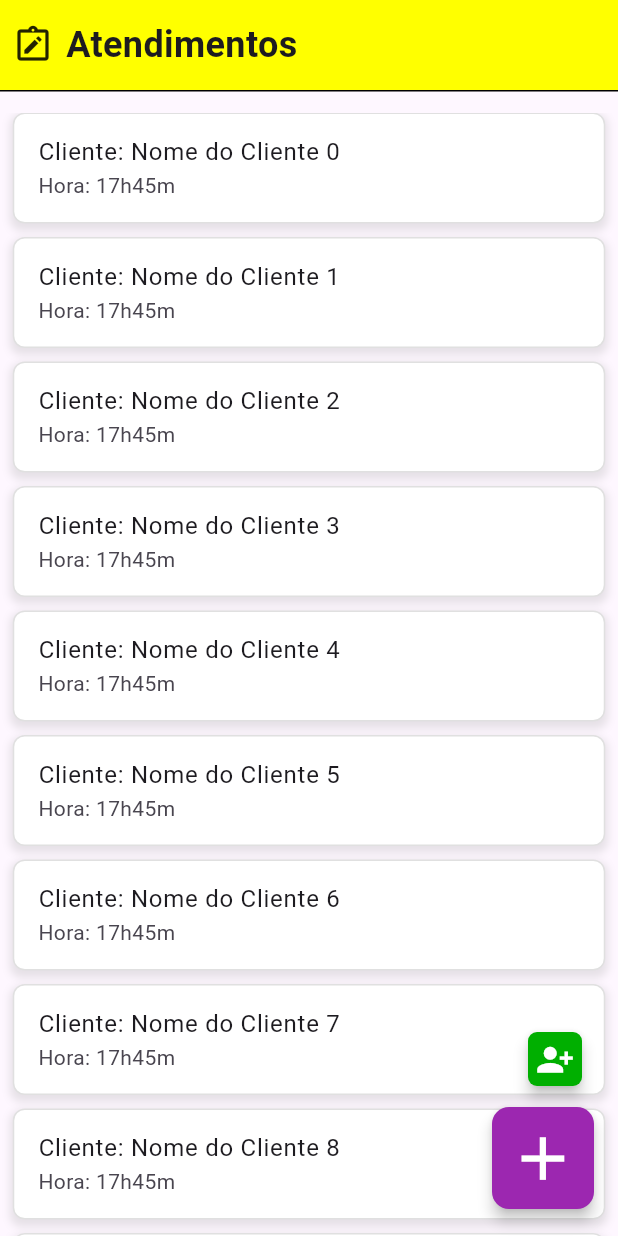
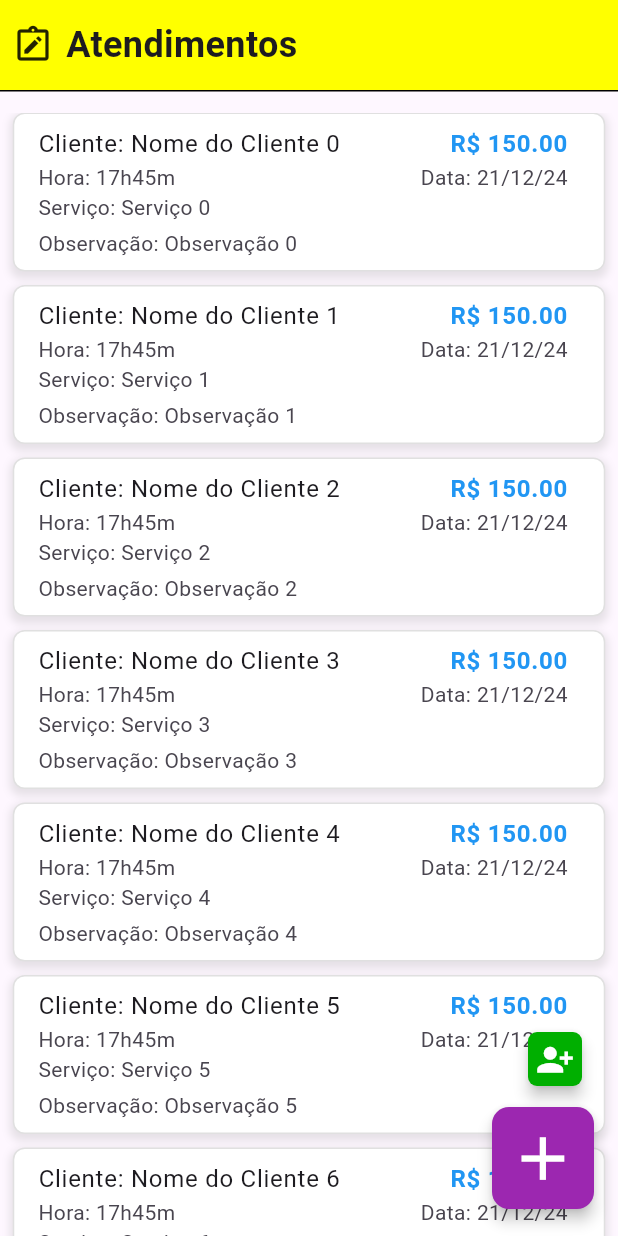
Before and after one commit to MatthewLacerda2/FixFlow, a Flutter app: the LogsScreen screen opened directly, on a phone screen of 412 x 824 dp. Run offline on Flutter 3.47's test engine with Material 3 defaults, Android fonts, the phone set to English and light mode, and no system bars; our stand-ins replace email_validator, font_awesome_flutter, introduction_screen; missing offline and left inert: snackbar.

Commit message:
logs list widget

```diff
--- /dev/null
+++ b/flow_app/lib/components/logs_list.dart
@@ -0,0 +1,80 @@
+import 'package:flutter/material.dart';
+
+class LogsList extends StatelessWidget {
+  final String clientName;
+  final double price;
+  final String hour;
+  final String date;
+  final String? service;
+  final String? observation;
+  final VoidCallback onTap;
+
+  const LogsList({
+    super.key,
+    required this.clientName,
+    required this.price,
+    required this.hour,
+    required this.date,
+    this.service,
+    this.observation,
+    required this.onTap,
+  });
+
+  @override
+  Widget build(BuildContext context) {
+    return Padding(
+      padding: const EdgeInsets.symmetric(horizontal: 8.5),
+      child: Container(
+        decoration: BoxDecoration(
+          color: Colors.white,
+          borderRadius: BorderRadius.circular(8),
+          border: Border.all(color: Colors.grey.shade300),
+          boxShadow: <BoxShadow>[
+            BoxShadow(
+              color: Colors.grey.withOpacity(0.25),
+              spreadRadius: 1.5,
+              blurRadius: 4,
+              offset: const Offset(0, 3),
+            ),
+          ],
+        ),
+        child: ListTile(
+          title: Row(
+            mainAxisAlignment: MainAxisAlignment.spaceBetween,
+            children: <Widget>[
+              Text('Cliente: $clientName'),
+              Text(
+                'R\$ ${price.toStringAsFixed(2)}',
+                style: const TextStyle(
+                  color: Colors.blue,
+                  fontWeight: FontWeight.bold,
+                ),
+              ),
+            ],
+          ),
+          subtitle: Column(
+            crossAxisAlignment: CrossAxisAlignment.start,
+            children: <Widget>[
+              Row(
+                mainAxisAlignment: MainAxisAlignment.spaceBetween,
+                children: <Widget>[
+                  Text('Hora: $hour'),
+                  Text('Data: $date'),
+                ],
+              ),
+              Row(
+                mainAxisAlignment: MainAxisAlignment.spaceBetween,
+                children: <Widget>[
+                  Text(service != null ? 'Serviço: $service' : '-'),
+                ],
+              ),
+              const SizedBox(height: 4),
+              Text('Observação: ${observation ?? ''}'),
+            ],
+          ),
+          onTap: onTap,
+        ),
+      ),
+    );
+  }
+}
--- a/flow_app/lib/components/ScheduleList.dart
+++ b/flow_app/lib/components/schedules_list.dart
@@ -1,14 +1,6 @@
 import 'package:flutter/material.dart';
 
 class SchedulesList extends StatelessWidget {
-  final String clientName;
-  final double? price;
-  final String hour;
-  final String date;
-  final String? service;
-  final String? observation;
-  final VoidCallback onTap;
-
   const SchedulesList({
     super.key,
     required this.clientName,
@@ -19,6 +11,13 @@ class SchedulesList extends StatelessWidget {
     this.observation,
     required this.onTap,
   });
+  final String clientName;
+  final double? price;
+  final String hour;
+  final String date;
+  final String? service;
+  final String? observation;
+  final VoidCallback onTap;
 
   @override
   Widget build(BuildContext context) {
--- a/flow_app/lib/screen/main/logs_screen.dart
+++ b/flow_app/lib/screen/main/logs_screen.dart
@@ -1,6 +1,7 @@
 import 'package:flutter/material.dart';
 
 import '../../components/Buttons/rounded_icon_button.dart';
+import '../../components/logs_list.dart';
 import '../apts/log_screen.dart';
 import '../edit_apt/create_log_screen.dart';
 
@@ -48,27 +49,13 @@ class LogsScreen extends StatelessWidget {
                       height: 9,
                     ),
                     itemBuilder: (BuildContext context, int index) {
-                      return Padding(
-                        padding: const EdgeInsets.symmetric(horizontal: 8.5),
-                        child: Container(
-                          decoration: BoxDecoration(
-                            color: Colors.white,
-                            borderRadius: BorderRadius.circular(8),
-                            border: Border.all(
-                              color: Colors.grey.shade300,
-                            ),
-                            boxShadow: <BoxShadow>[
-                              BoxShadow(
-                                color: Colors.grey.withOpacity(0.25),
-                                spreadRadius: 1.5,
-                                blurRadius: 4,
-                                offset: const Offset(0, 3),
-                              ),
-                            ],
-                          ),
-                          child: ListTile(
-                            title: Text('Cliente: Nome do Cliente $index'),
-                            subtitle: const Text('Hora: 17h45m'),
+                      return LogsList(
+                        clientName: 'Nome do Cliente $index',
+                        price: 150.00,
+                        hour: '17h45m',
+                        date: '21/12/24',
+                        service: 'Serviço $index',
+                        observation: "Observação $index",
                         onTap: () {
                           Navigator.push(
                             context,
@@ -76,8 +63,7 @@ class LogsScreen extends StatelessWidget {
                               builder: (BuildContext context) => LogScreen(
                                 cliente: 'Fulano $index',
                                 marcouHorario: true,
-                                    horario:
-                                        const TimeOfDay(hour: 14, minute: 30),
+                                horario: const TimeOfDay(hour: 14, minute: 30),
                                 dia: DateTime(2024, 8, 27),
                                 preco: 150.00,
                                 observacao: "This is an observation",
@@ -85,8 +71,6 @@ class LogsScreen extends StatelessWidget {
                             ),
                           );
                         },
-                          ),
-                        ),
                       );
                     },
                   ),
--- a/flow_app/lib/screen/main/schedules_screen.dart
+++ b/flow_app/lib/screen/main/schedules_screen.dart
@@ -1,7 +1,7 @@
 import 'package:flutter/material.dart';
 
 import '../../components/Buttons/rounded_icon_button.dart';
-import '../../components/ScheduleList.dart';
+import '../../components/schedules_list.dart';
 import '../apts/schedule_screen.dart';
 import '../edit_apt/create_schedule_screen.dart';
 
```
Lines whose indentation alone changed are shown as unchanged.
